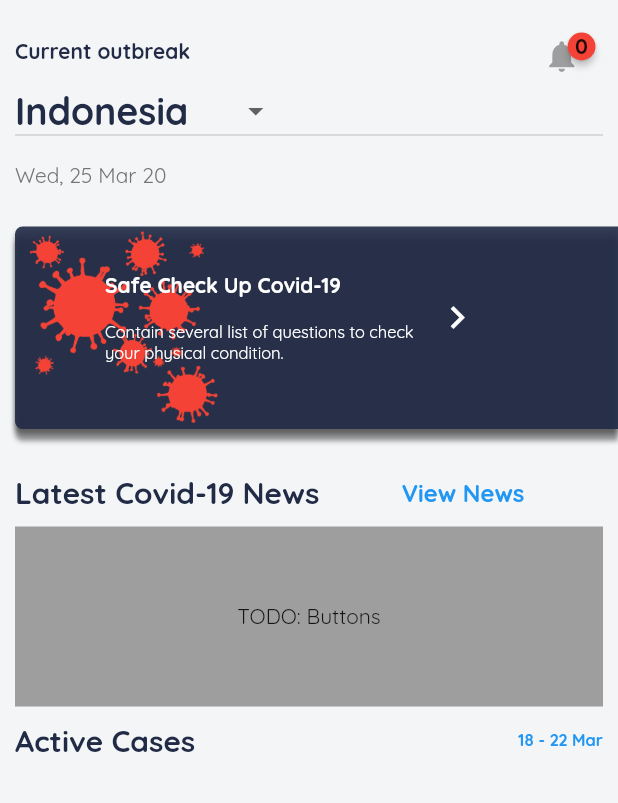
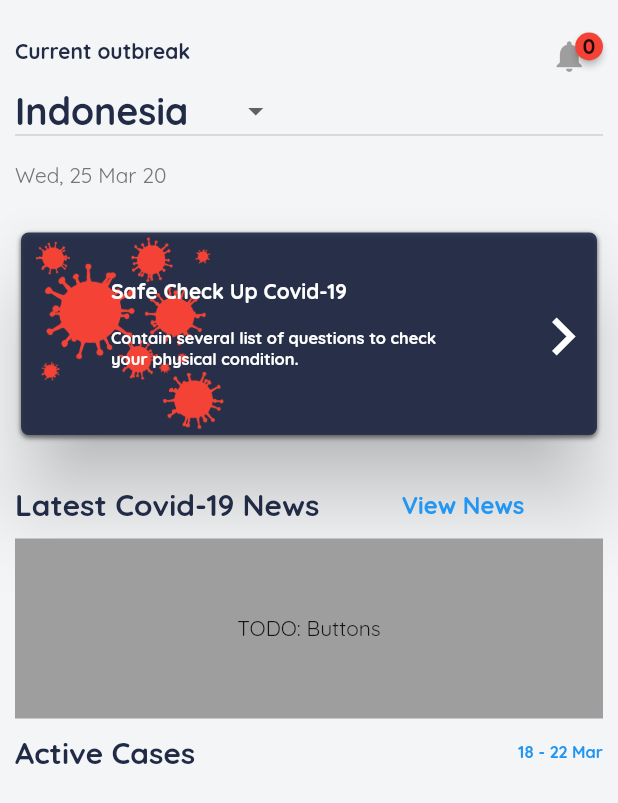
Before and after one commit to flutterdevzim/CoVID-19-Tracker, a Flutter app: the screen it shows after launch, on a phone screen of 412 x 824 dp. Shown: the top 803 px of the screen. Run offline on Flutter 3.47's test engine with Material 2 defaults, Android fonts, the phone set to English and light mode, and no system bars; drawn by our look-alikes of badges; our stand-ins replace fl_chart, step_progress_indicator.

Commit message:
wrapped self-check-up container within a card

```diff
--- a/lib/main.dart
+++ b/lib/main.dart
@@ -1,4 +1,3 @@
-import 'package:covid_19_tracker/pages/news.dart';
 import 'package:flutter/material.dart';
 import 'package:covid_19_tracker/utils/color_theme.dart';
 import 'package:covid_19_tracker/ui/home_page.dart';
--- a/lib/old app designs/ui/corona_news_screen.dart
+++ b/lib/old app designs/ui/corona_news_screen.dart
@@ -1,4 +1,3 @@
-import 'package:covid_19_tracker/models/corona_news.dart';
 import 'package:covid_19_tracker/utils/corona_news_data.dart';
 import 'package:flutter/material.dart';
 
--- a/lib/pages/news.dart
+++ b/lib/pages/news.dart
@@ -1,8 +1,6 @@
 import 'dart:convert';
-
 import 'package:http/http.dart' as http;
 import 'package:flutter/material.dart';
-
 import 'package:url_launcher/url_launcher.dart';
 
 class NewsList extends StatelessWidget {
@@ -13,7 +11,7 @@ class NewsList extends StatelessWidget {
 
   @override
   Widget build(BuildContext context) {
-    final Size cardSize = Size(300.0, 460.0);
+    // final Size cardSize = Size(300.0, 460.0);
     return Scaffold(
       body: FutureBuilder(
 
--- a/lib/ui/home_page.dart
+++ b/lib/ui/home_page.dart
@@ -1,4 +1,3 @@
-import 'package:covid_19_tracker/models/self_checker_model.dart';
 import 'package:covid_19_tracker/ui/news.dart';
 import 'package:covid_19_tracker/ui/self_checker.dart';
 import 'package:flutter/material.dart';
@@ -75,7 +74,9 @@ class _HomePageState extends State<HomePage> {
                     ),
                   ),
                   Spacer(),
-                  InkWell(
+                  Padding(
+                    padding: EdgeInsets.symmetric(horizontal: 10),
+                    child: InkWell(
                       onTap: () => print('notifications pressed'),
                       child: Badge(
                         badgeContent: Text(
@@ -91,12 +92,6 @@ class _HomePageState extends State<HomePage> {
                         ),
                       ),
                     ),
-                  // FIXME: Badge cant seem to respect the padding, so did this lazy trick
-                  SizedBox(
-                    width: 15.0,
-                  ),
-                  Text(
-                    '',
                   ),
                 ],
               ),
@@ -130,7 +125,10 @@ class _HomePageState extends State<HomePage> {
             Padding(
               padding: EdgeInsets.only(
                 left: 10.0,
+                right: 10.0,
               ),
+              child: Card(
+                elevation: 24.0,
                 child: Container(
                   height: 135.0,
                   width: double.infinity,
@@ -139,17 +137,19 @@ class _HomePageState extends State<HomePage> {
                     borderRadius: BorderRadius.only(
                       topLeft: Radius.circular(5.0),
                       bottomLeft: Radius.circular(5.0),
+                      topRight: Radius.circular(5.0),
+                      bottomRight: Radius.circular(5.0)
                     ),
                     boxShadow: [
                       BoxShadow(
                         color: Colors.grey,
                         blurRadius: 2.0,
-                      offset: Offset(0.0, 3.0),
+                        offset: Offset(0.0, 1.0),
                       ),
                       BoxShadow(
                         color: Colors.black.withOpacity(0.4),
                         blurRadius: 2.0,
-                      offset: Offset(0.0, 8.0),
+                        offset: Offset(0.0, 2.0),
                       ),
                     ],
                   ),
@@ -182,12 +182,13 @@ class _HomePageState extends State<HomePage> {
                                   style: TextStyle(
                                     color: Colors.white,
                                     fontSize: 11.0,
+                                    fontWeight: FontWeight.w600,
                                   ),
                                 ),
                               ],
                             ),
                             SizedBox(
-                            width: 5.0,
+                              width: 0.125 * MediaQuery.of(context).size.width,
                             ),
                             IconButton(
                               onPressed: () {
@@ -200,13 +201,14 @@ class _HomePageState extends State<HomePage> {
                               icon: Icon(
                                 Icons.chevron_right,
                                 color: Colors.white,
-                              size: 30.0,
+                                size: 50.0,
                               ),
                             ),
                           ],
                         ),
                       ),
                     ],
+                  ),
                 ),
               ),
             ),
--- a/lib/ui/news.dart
+++ b/lib/ui/news.dart
@@ -1,8 +1,6 @@
 import 'dart:convert';
-
 import 'package:http/http.dart' as http;
 import 'package:flutter/material.dart';
-
 import 'package:url_launcher/url_launcher.dart';
 
 class NewsList extends StatelessWidget {
@@ -13,7 +11,7 @@ class NewsList extends StatelessWidget {
 
   @override
   Widget build(BuildContext context) {
-    final Size cardSize = Size(300.0, 460.0);
+    // final Size cardSize = Size(300.0, 460.0);
     return Scaffold(
       body: FutureBuilder(
         future: this.loadNews(),
--- a/lib/utils/corona_news_data.dart
+++ b/lib/utils/corona_news_data.dart
@@ -22,7 +22,7 @@ class CoronaNewsDataService {
 
     else
     {
-      throw "Failed to get new from API";
+      throw "Failed to get news from API";
     }
   }
 
--- a/pubspec.yaml
+++ b/pubspec.yaml
@@ -57,8 +57,6 @@ flutter:
   # To add assets to your application, add an assets section, like this:
   assets:
       - assets/images/
-      - assets/audio/
-      - assets/video/
 
   # An image asset can refer to one or more resolution-specific "variants", see
   # https://flutter.dev/assets-and-images/#resolution-aware.
```
Lines whose indentation alone changed are shown as unchanged.
